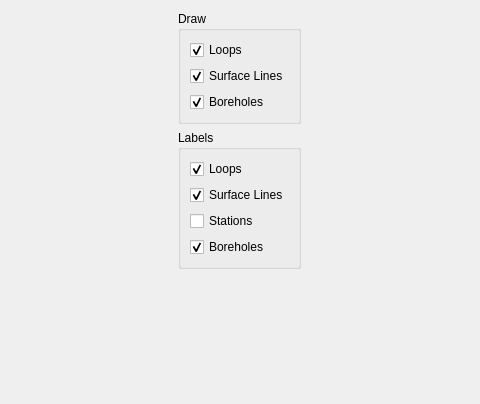
Above: src/qt_ui/3D_map.ui from Eric-Meunier/Processor-Suite before the change; both pictures show x 310 to 790 and y 0 to 404 of the 1100 by 800 pixel window. Below: the same form after it.
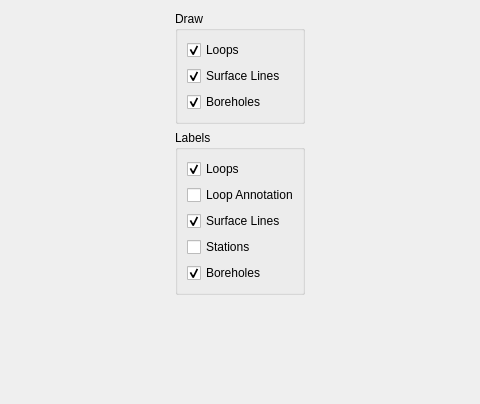
That is the form after the change.

Commit message: Slight change to Map3DViewer and Map3D

```diff
--- a/src/qt_ui/3D_map.ui
+++ b/src/qt_ui/3D_map.ui
@@ -16,6 +16,24 @@
   <layout class="QGridLayout" name="gridLayout">
    <item row="1" column="0">
     <widget class="QGroupBox" name="groupBox_2">
+     <property name="sizePolicy">
+      <sizepolicy hsizetype="Fixed" vsizetype="Preferred">
+       <horstretch>0</horstretch>
+       <verstretch>0</verstretch>
+      </sizepolicy>
+     </property>
+     <property name="minimumSize">
+      <size>
+       <width>130</width>
+       <height>0</height>
+      </size>
+     </property>
+     <property name="maximumSize">
+      <size>
+       <width>130</width>
+       <height>16777215</height>
+      </size>
+     </property>
      <property name="title">
       <string>Labels</string>
      </property>
@@ -30,6 +48,13 @@
         </property>
        </widget>
       </item>
+      <item>
+       <widget class="QCheckBox" name="label_loop_anno_cbox">
+        <property name="text">
+         <string>Loop Annotations</string>
+        </property>
+       </widget>
+      </item>
       <item>
        <widget class="QCheckBox" name="label_lines_cbox">
         <property name="text">
@@ -66,11 +91,23 @@
    <item row="0" column="0">
     <widget class="QGroupBox" name="groupBox">
      <property name="sizePolicy">
-      <sizepolicy hsizetype="Maximum" vsizetype="Preferred">
+      <sizepolicy hsizetype="Fixed" vsizetype="Preferred">
        <horstretch>0</horstretch>
        <verstretch>0</verstretch>
       </sizepolicy>
      </property>
+     <property name="minimumSize">
+      <size>
+       <width>130</width>
+       <height>0</height>
+      </size>
+     </property>
+     <property name="maximumSize">
+      <size>
+       <width>140</width>
+       <height>16777215</height>
+      </size>
+     </property>
      <property name="title">
       <string>Draw</string>
      </property>
```
The commit also changes 2 other files.
